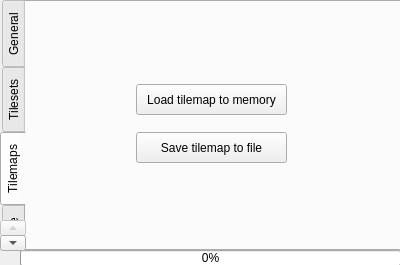
Above: gpumemorydump.ui from ahmed-agiza/Jupiter before the change. Below: the same form after it.
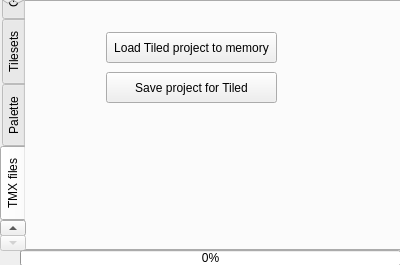
That is the form after the change. The open tabs and pages were chosen to show the change.

Patch:
```diff
--- a/gpumemorydump.ui
+++ b/gpumemorydump.ui
@@ -341,37 +341,6 @@
      </property>
     </widget>
    </widget>
-   <widget class="QWidget" name="tilemapsTab">
-    <attribute name="title">
-     <string>Tilemaps</string>
-    </attribute>
-    <widget class="QPushButton" name="loadTilemap">
-     <property name="geometry">
-      <rect>
-       <x>110</x>
-       <y>82</y>
-       <width>151</width>
-       <height>31</height>
-      </rect>
-     </property>
-     <property name="text">
-      <string>Load tilemap to memory</string>
-     </property>
-    </widget>
-    <widget class="QPushButton" name="saveTilemap">
-     <property name="geometry">
-      <rect>
-       <x>110</x>
-       <y>130</y>
-       <width>151</width>
-       <height>31</height>
-      </rect>
-     </property>
-     <property name="text">
-      <string>Save tilemap to file</string>
-     </property>
-    </widget>
-   </widget>
    <widget class="QWidget" name="paletteTab">
     <attribute name="title">
      <string>Palette</string>
@@ -565,6 +534,37 @@
      </property>
     </widget>
    </widget>
+   <widget class="QWidget" name="tilemapsTab">
+    <attribute name="title">
+     <string>TMX files</string>
+    </attribute>
+    <widget class="QPushButton" name="loadTilemap">
+     <property name="geometry">
+      <rect>
+       <x>80</x>
+       <y>30</y>
+       <width>171</width>
+       <height>31</height>
+      </rect>
+     </property>
+     <property name="text">
+      <string>Load Tiled project to memory</string>
+     </property>
+    </widget>
+    <widget class="QPushButton" name="saveTilemap">
+     <property name="geometry">
+      <rect>
+       <x>80</x>
+       <y>70</y>
+       <width>171</width>
+       <height>31</height>
+      </rect>
+     </property>
+     <property name="text">
+      <string>Save project for Tiled</string>
+     </property>
+    </widget>
+   </widget>
   </widget>
   <widget class="QProgressBar" name="progressBar">
    <property name="geometry">
```
